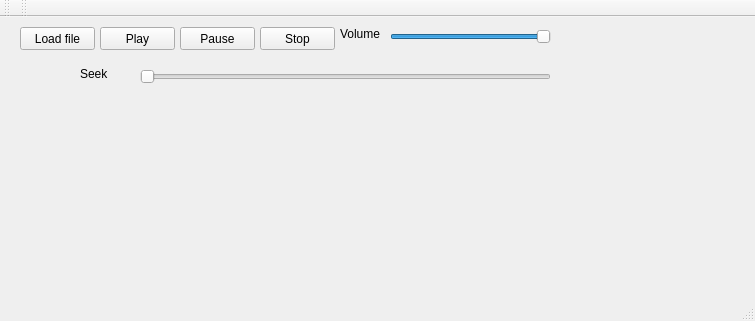
This is mainwindow.ui in mszymanski90/MusicPlayerLinux as Qt 5 draws it before an edit. The edited form follows.
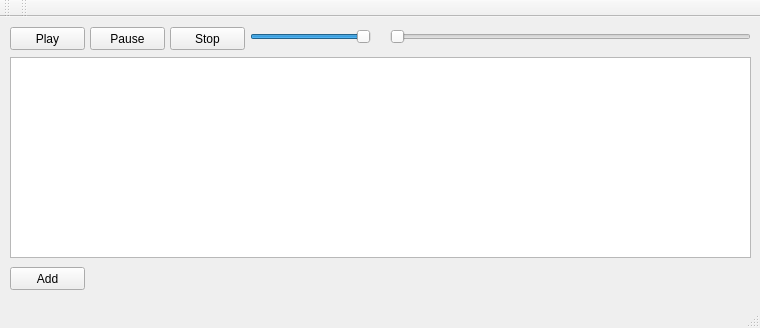
This is the edited form. Custom widgets are drawn as their Qt base class.

Commit message: Playlist, adding files to playlist, playlist playback

The edit to the form file:
```diff
--- a/mainwindow.ui
+++ b/mainwindow.ui
@@ -6,31 +6,18 @@
    <rect>
     <x>0</x>
     <y>0</y>
-    <width>755</width>
-    <height>321</height>
+    <width>760</width>
+    <height>328</height>
    </rect>
   </property>
   <property name="windowTitle">
    <string>MainWindow</string>
   </property>
   <widget class="QWidget" name="centralWidget">
-   <widget class="QPushButton" name="loadFileBt">
-    <property name="geometry">
-     <rect>
-      <x>20</x>
-      <y>10</y>
-      <width>75</width>
-      <height>23</height>
-     </rect>
-    </property>
-    <property name="text">
-     <string>Load file</string>
-    </property>
-   </widget>
    <widget class="QPushButton" name="pauseBt">
     <property name="geometry">
      <rect>
-      <x>180</x>
+      <x>90</x>
       <y>10</y>
       <width>75</width>
       <height>23</height>
@@ -43,7 +30,7 @@
    <widget class="QPushButton" name="stopBt">
     <property name="geometry">
      <rect>
-      <x>260</x>
+      <x>170</x>
       <y>10</y>
       <width>75</width>
       <height>23</height>
@@ -56,7 +43,7 @@
    <widget class="QPushButton" name="playBt">
     <property name="geometry">
      <rect>
-      <x>100</x>
+      <x>10</x>
       <y>10</y>
       <width>75</width>
       <height>23</height>
@@ -69,9 +56,9 @@
    <widget class="QVolumeSlider" name="volumeSld">
     <property name="geometry">
      <rect>
-      <x>390</x>
+      <x>250</x>
       <y>10</y>
-      <width>161</width>
+      <width>121</width>
       <height>19</height>
      </rect>
     </property>
@@ -88,25 +75,12 @@
      <enum>Qt::Horizontal</enum>
     </property>
    </widget>
-   <widget class="QLabel" name="volumeLb">
-    <property name="geometry">
-     <rect>
-      <x>340</x>
-      <y>10</y>
-      <width>46</width>
-      <height>13</height>
-     </rect>
-    </property>
-    <property name="text">
-     <string>Volume</string>
-    </property>
-   </widget>
    <widget class="QSeekSlider" name="seekSld">
     <property name="geometry">
      <rect>
-      <x>140</x>
-      <y>50</y>
-      <width>411</width>
+      <x>390</x>
+      <y>10</y>
+      <width>361</width>
       <height>19</height>
      </rect>
     </property>
@@ -117,17 +91,27 @@
      <enum>Qt::Horizontal</enum>
     </property>
    </widget>
-   <widget class="QLabel" name="seekLb">
+   <widget class="QPlaylist" name="playlist">
     <property name="geometry">
      <rect>
-      <x>80</x>
-      <y>50</y>
-      <width>46</width>
-      <height>13</height>
+      <x>10</x>
+      <y>40</y>
+      <width>741</width>
+      <height>201</height>
+     </rect>
+    </property>
+   </widget>
+   <widget class="QPushButton" name="addBt">
+    <property name="geometry">
+     <rect>
+      <x>10</x>
+      <y>250</y>
+      <width>75</width>
+      <height>23</height>
      </rect>
     </property>
     <property name="text">
-     <string>Seek</string>
+     <string>Add</string>
     </property>
    </widget>
   </widget>
@@ -174,6 +158,11 @@
    <extends>QSlider</extends>
    <header>qvolumeslider.h</header>
   </customwidget>
+  <customwidget>
+   <class>QPlaylist</class>
+   <extends>QListWidget</extends>
+   <header>qplaylist.h</header>
+  </customwidget>
  </customwidgets>
  <resources/>
  <connections/>
```
Left out of the diff: 2 changed lines with no effect on the pictures. The commit also changes 10 other files.
